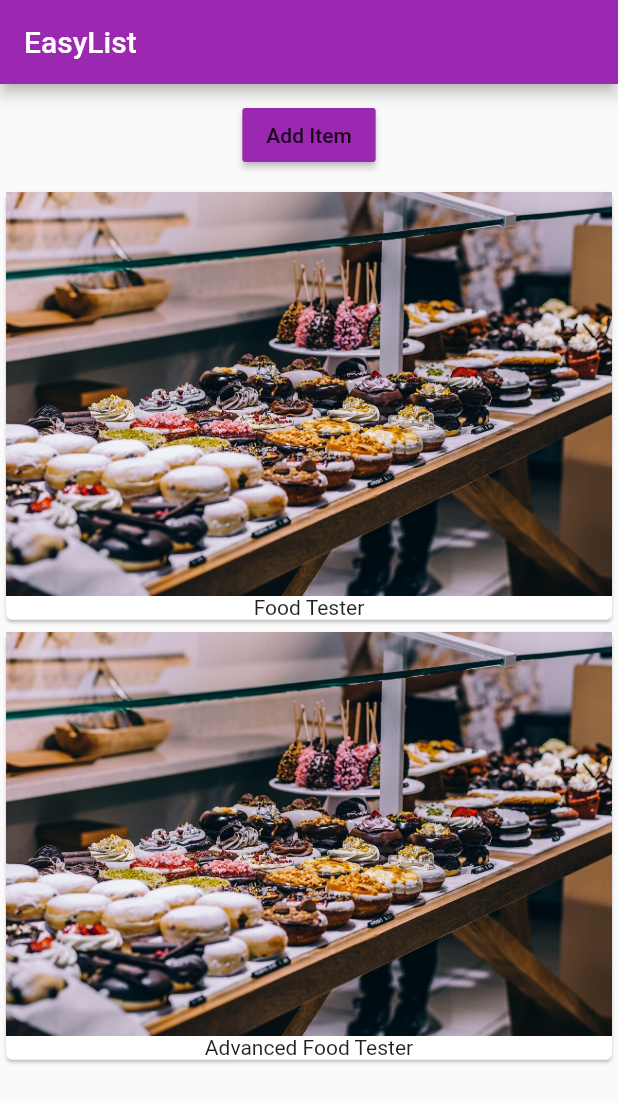
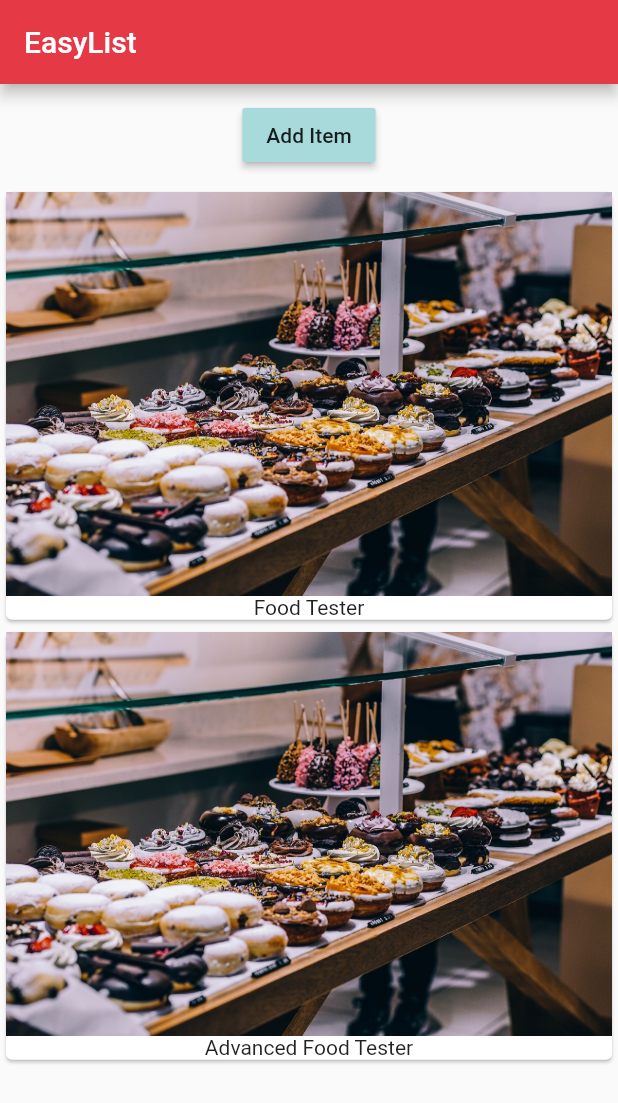
Before and after one commit to eliavco/EasyList, a Flutter app: the screen it shows after launch, after a tap on "Add Item", on a phone screen of 412 x 824 dp. Shown: the top 1103 px of the screen. Run offline on Flutter 3.47's test engine with Material 2 defaults, Android fonts, the phone set to English and light mode, and no system bars.

Commit message:
17.6.2019 19:34

```diff
--- a/first_app/lib/main.dart
+++ b/first_app/lib/main.dart
@@ -1,24 +1,64 @@
+// Basic Material App Package
 import 'package:flutter/material.dart';
 
+// UI Debugger Package
+    // import 'package:flutter/rendering.dart';
+
+// Color File
+import './tools/colors.dart';
+
+// Product Manager
 import './product_manager.dart';
 
-void main() => runApp(MyApp());
+void main() {
+
+  // UI debugging tools enabling
+      // debugPaintSizeEnabled      = true;
+      // debugPaintBaselinesEnabled = true;
+      // debugPaintPointersEnabled  = true;
+
+  // Instanciate class MyApp in Emulator
+  runApp(MyApp());
+
+}
 
 class MyApp extends StatelessWidget {
 
+  // Function returning App Widget
   @override
   Widget build(BuildContext context) {
+
+    // App Widget
     return MaterialApp(
+
+      // Debugging Grid
+          // debugShowMaterialGrid: true,
+
+      // Overall style settings saved in ThemeData
       theme: ThemeData(
-        primarySwatch: Colors.purple,
+
+        // Colors
+        primarySwatch: redColorCustom,
+        accentColor: blueColorCustom,
+
+        // Fonts
+
+
       ),
+
+      // Home Page
       home: Scaffold(
+
+        // Upper bar
         appBar: AppBar(
           title: Text('EasyList'),
         ),
+
+        // Page Content
         body: ListView(children: [ProductManager(startingProduct: 'Food Tester')]),
-        ),
-      );
+
+      ),
+    );
   }
 
 }
--- a/first_app/lib/product_control.dart
+++ b/first_app/lib/product_control.dart
@@ -1,19 +1,30 @@
+// Basic Material App Package
 import 'package:flutter/material.dart';
 
+// 'Add Item' Button Generator
 class ProductControl extends StatelessWidget {
 
+  // 'Add Item' Button Function Set Up
   final Function addProduct;
-
   ProductControl(this.addProduct);
 
+  // Button Widget Building
   @override
   Widget build(BuildContext context) {
-    // TODO: implement build
+
+    // Button Widget
     return RaisedButton(
-        color: Theme.of(context).primaryColor,
-        onPressed: addProduct,
-        child: Text('Add Item'),
-      );
+
+      // Color
+      color: Theme.of(context).accentColor,
+
+      // Function
+      onPressed: addProduct,
+
+      // Content
+      child: Text('Add Item'),
+
+    );
   }
 
 }
--- a/first_app/lib/product_manager.dart
+++ b/first_app/lib/product_manager.dart
@@ -1,52 +1,76 @@
+// Basic Material App Package
 import 'package:flutter/material.dart';
 
+// Importing Cards Maker and button
 import './products.dart';
 import './product_control.dart';
 
+// products list state
 class ProductManager extends StatefulWidget {
 
+  // products data set up
   final String startingProduct;
-
   ProductManager({this.startingProduct = 'Sweets Tester'});
 
+  // product manager state call
   @override
   State<StatefulWidget> createState() {
-    // TODO: implement createState
     return _ProductManagerState();
   }
+
 }
 
+// Products State class
 class _ProductManagerState extends State<ProductManager> {
 
+  // data list set up
   final List<String> _products = [];
 
+  // data initating
   @override
   void initState() {
     super.initState();
     _products.add(widget.startingProduct);
   }
 
+  // data updating if parent state changes
   @override
   void didUpdateWidget(ProductManager oldWidget) {
-    // TODO: implement didUpdateWidget
     super.didUpdateWidget(oldWidget);
   }
 
+  // product add function to be provided to the cards builder
   void addProduct(){
+
+    // State updating and rerendering
     setState(() {
+
+      // adding a new product to the products list data
       _products.add('Advanced Food Tester');
     });
   }
 
+  // products page builder
   @override
   Widget build(BuildContext context) {
-    // TODO: implement build
-    return Column(children: [Container(
+
+    // products page layout
+    return Column(children: [
+
+    // 'add item' button
+    Container(
+
+      // button content
       child: ProductControl(addProduct),
+
+      // margin to the button
       margin: EdgeInsets.all(10),
+
     ),
+
+    // Products list
     Products(_products)
+
     ],);
   }
-
 }
--- a/first_app/lib/products.dart
+++ b/first_app/lib/products.dart
@@ -1,23 +1,38 @@
+// Basic Material App Package
 import 'package:flutter/material.dart';
 
+// List Genrator
 class Products extends StatelessWidget {
 
+  // Products list data set up
   final List<String> products;
-
   Products([this.products = const []]);
 
+  // List Builder
   @override
   Widget build(BuildContext context){
+
+    // Main List for every product
     return Column(children: products.map((el) =>
+
+      // Indiviual Item
       Card(
-        child: Column(
-          children: <Widget>[
-            Image.asset('assets/food.jpg'),
-            Text(el),
-          ],
-        ),
+
+        // Column of Parts of the item
+        child: Column(children: <Widget>[
+
+          // Leading Image
+          Image.asset('assets/food.jpg'),
+
+          // Text Description
+          Text(el),
+
+        ],),
       ),
+
+    // Duplicating the cards for every product
     ).toList()
+
     ,);
   }
 }
```
Also changed, not shown: first_app/lib/tools/colors.dart (added, +39 -0 lines).
